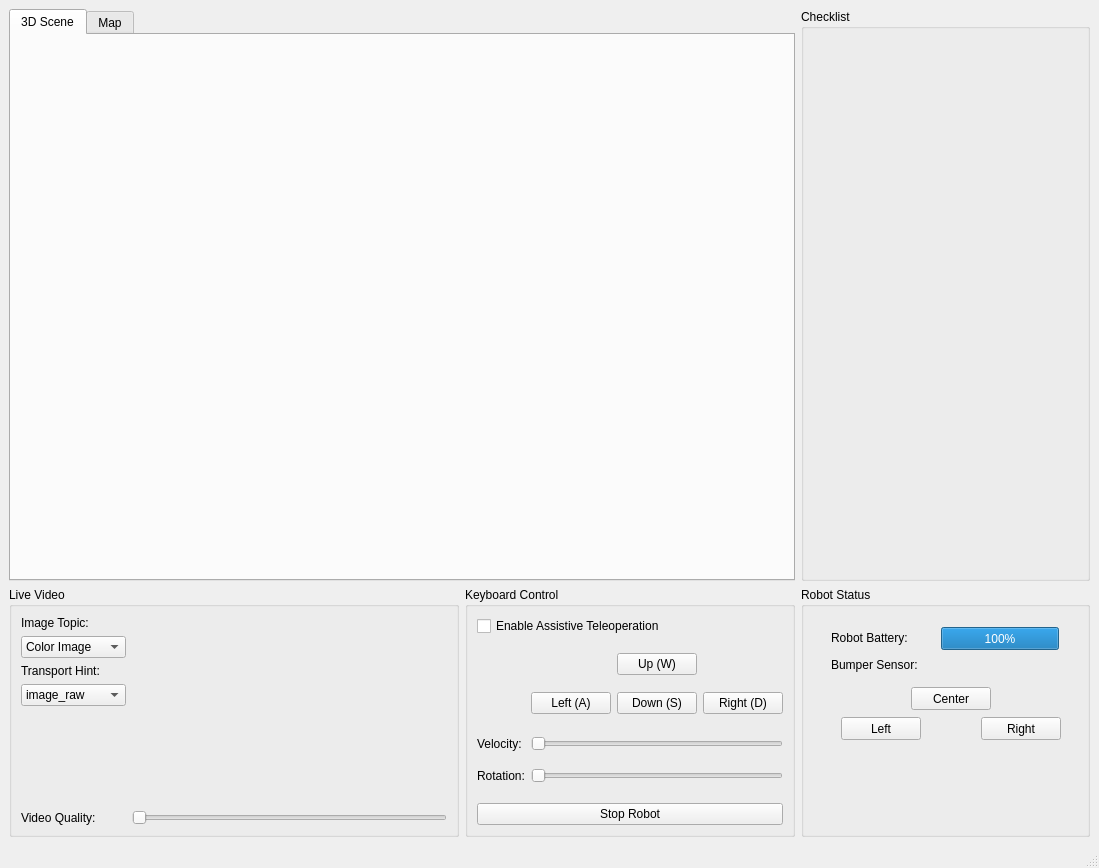
Qt form fallrisk_gui/fallrisk_rviz_gui/src/fallrisk_gui.ui (rxdu/fall_risk_project_ros) before a commit.
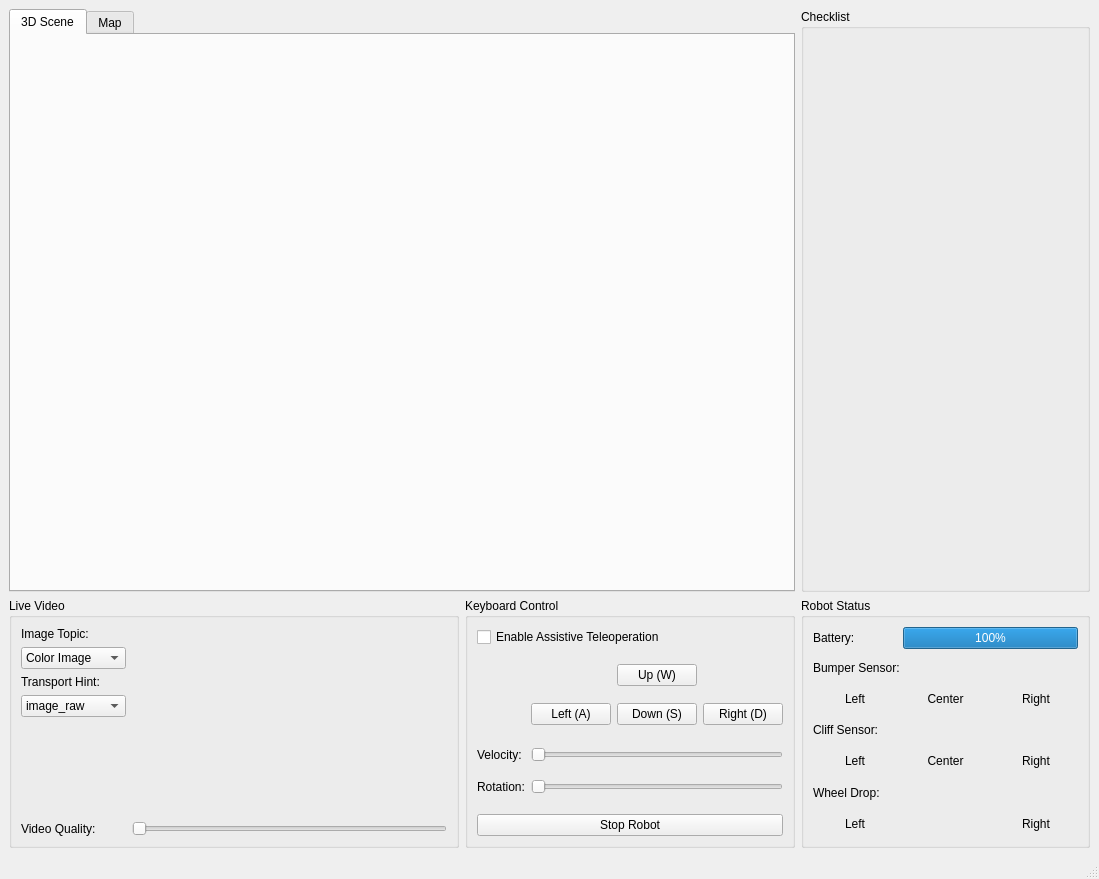
The same form after that commit.

Commit message: finished robot status part

Patch:
```diff
--- a/fallrisk_gui/fallrisk_rviz_gui/src/fallrisk_gui.ui
+++ b/fallrisk_gui/fallrisk_rviz_gui/src/fallrisk_gui.ui
@@ -7,7 +7,7 @@
     <x>0</x>
     <y>0</y>
     <width>1099</width>
-    <height>868</height>
+    <height>879</height>
    </rect>
   </property>
   <property name="windowTitle">
@@ -251,84 +251,123 @@
       <property name="title">
        <string>Robot Status</string>
       </property>
-      <widget class="QProgressBar" name="pbBaseBattery">
-       <property name="geometry">
-        <rect>
-         <x>140</x>
-         <y>40</y>
-         <width>118</width>
-         <height>23</height>
-        </rect>
-       </property>
-       <property name="value">
-        <number>100</number>
-       </property>
-      </widget>
-      <widget class="QLabel" name="label_7">
-       <property name="geometry">
-        <rect>
-         <x>30</x>
-         <y>40</y>
-         <width>101</width>
-         <height>21</height>
-        </rect>
-       </property>
-       <property name="text">
-        <string>Robot Battery:</string>
-       </property>
-      </widget>
-      <widget class="QPushButton" name="btnBumperCenter">
-       <property name="geometry">
-        <rect>
-         <x>110</x>
-         <y>100</y>
-         <width>80</width>
-         <height>23</height>
-        </rect>
-       </property>
-       <property name="text">
-        <string>Center</string>
-       </property>
-      </widget>
-      <widget class="QPushButton" name="btnBumperLeft">
-       <property name="geometry">
-        <rect>
-         <x>40</x>
-         <y>130</y>
-         <width>80</width>
-         <height>23</height>
-        </rect>
-       </property>
-       <property name="text">
-        <string>Left</string>
-       </property>
-      </widget>
-      <widget class="QPushButton" name="btnBumperRight">
-       <property name="geometry">
-        <rect>
-         <x>180</x>
-         <y>130</y>
-         <width>80</width>
-         <height>23</height>
-        </rect>
-       </property>
-       <property name="text">
-        <string>Right</string>
-       </property>
-      </widget>
-      <widget class="QLabel" name="label_8">
-       <property name="geometry">
-        <rect>
-         <x>30</x>
-         <y>70</y>
-         <width>111</width>
-         <height>16</height>
-        </rect>
-       </property>
-       <property name="text">
-        <string>Bumper Sensor:</string>
-       </property>
-      </widget>
+      <layout class="QGridLayout" name="gridLayout_4">
+       <item row="0" column="0">
+        <widget class="QLabel" name="label_7">
+         <property name="text">
+          <string>Battery:</string>
+         </property>
+        </widget>
+       </item>
+       <item row="0" column="1" colspan="2">
+        <widget class="QProgressBar" name="pbBaseBattery">
+         <property name="value">
+          <number>100</number>
+         </property>
+        </widget>
+       </item>
+       <item row="1" column="0" colspan="3">
+        <widget class="QLabel" name="label_8">
+         <property name="text">
+          <string>Bumper Sensor:</string>
+         </property>
+        </widget>
+       </item>
+       <item row="2" column="0">
+        <widget class="QLabel" name="lbBumperLeft">
+         <property name="text">
+          <string>Left</string>
+         </property>
+         <property name="alignment">
+          <set>Qt::AlignCenter</set>
+         </property>
+        </widget>
+       </item>
+       <item row="2" column="1">
+        <widget class="QLabel" name="lbBumperCenter">
+         <property name="text">
+          <string>Center</string>
+         </property>
+         <property name="alignment">
+          <set>Qt::AlignCenter</set>
+         </property>
+        </widget>
+       </item>
+       <item row="2" column="2">
+        <widget class="QLabel" name="lbBumperRight">
+         <property name="text">
+          <string>Right</string>
+         </property>
+         <property name="alignment">
+          <set>Qt::AlignCenter</set>
+         </property>
+        </widget>
+       </item>
+       <item row="3" column="0" colspan="3">
+        <widget class="QLabel" name="label_9">
+         <property name="text">
+          <string>Cliff Sensor:</string>
+         </property>
+        </widget>
+       </item>
+       <item row="4" column="0">
+        <widget class="QLabel" name="lbCliffLeft">
+         <property name="text">
+          <string>Left</string>
+         </property>
+         <property name="alignment">
+          <set>Qt::AlignCenter</set>
+         </property>
+        </widget>
+       </item>
+       <item row="4" column="1">
+        <widget class="QLabel" name="lbCliffCenter">
+         <property name="text">
+          <string>Center</string>
+         </property>
+         <property name="alignment">
+          <set>Qt::AlignCenter</set>
+         </property>
+        </widget>
+       </item>
+       <item row="4" column="2">
+        <widget class="QLabel" name="lbCliffRight">
+         <property name="text">
+          <string>Right</string>
+         </property>
+         <property name="alignment">
+          <set>Qt::AlignCenter</set>
+         </property>
+        </widget>
+       </item>
+       <item row="5" column="0" colspan="3">
+        <widget class="QLabel" name="label_6">
+         <property name="text">
+          <string>Wheel Drop:</string>
+         </property>
+        </widget>
+       </item>
+       <item row="6" column="0">
+        <widget class="QLabel" name="lbWheelLeft">
+         <property name="text">
+          <string>Left</string>
+         </property>
+         <property name="alignment">
+          <set>Qt::AlignCenter</set>
+         </property>
+        </widget>
+       </item>
+       <item row="6" column="2">
+        <widget class="QLabel" name="lbWheelRight">
+         <property name="text">
+          <string>Right</string>
+         </property>
+         <property name="alignment">
+          <set>Qt::AlignCenter</set>
+         </property>
+        </widget>
+       </item>
+      </layout>
      </widget>
     </item>
    </layout>
```
Left out of the diff: 58 changed lines with no effect on the pictures. The commit also changes 1 other file.
